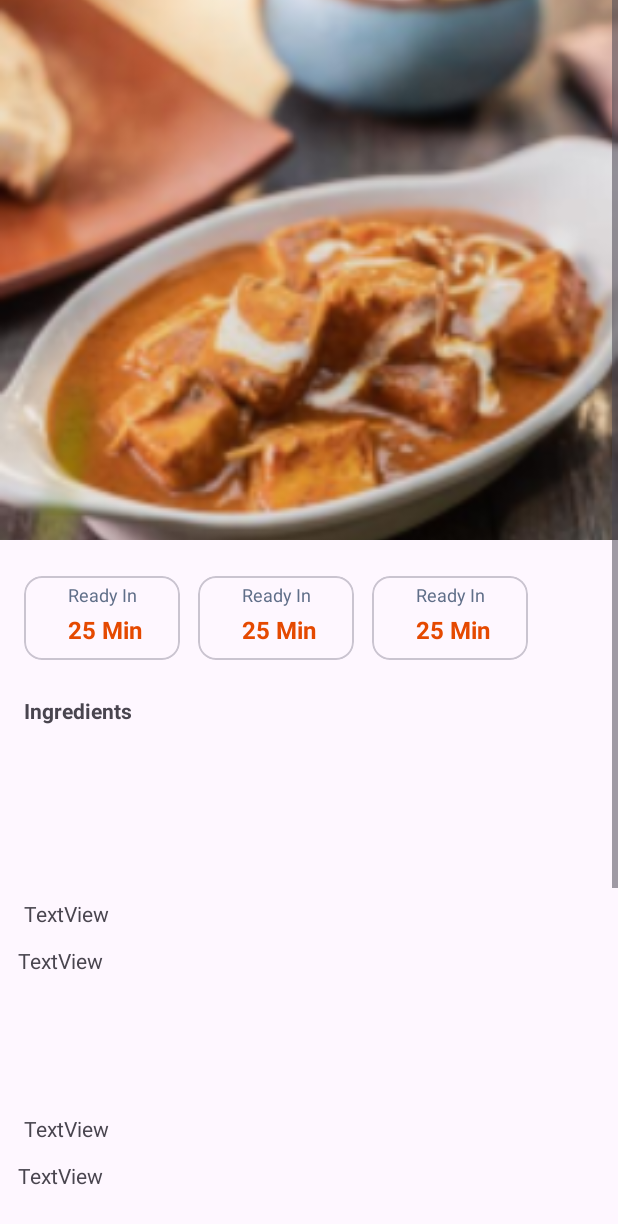
After one commit to UjjwalRana12/recipe, an Android app: the RecipeView screen opened directly, with no data from a screen before it, on a phone screen of 412 x 824 dp. The commit adds this screen. Shown: the top 1224 px of the screen. Run offline under Robolectric (Android 15) with nearby library versions, the phone set to English and light mode, and no system bars.

Commit message:
expanded recycler view created

```diff
--- a/app/src/main/AndroidManifest.xml
+++ b/app/src/main/AndroidManifest.xml
@@ -13,6 +13,9 @@
         android:theme="@style/Theme.Recipe"
         tools:targetApi="31">
         <activity
+            android:name=".view.RecipeView"
+            android:exported="false" />
+        <activity
             android:name=".view.MainActivity"
             android:exported="true">
             <intent-filter>
--- /dev/null
+++ b/app/src/main/java/com/android/recipe/model/ExpandableItem.kt
@@ -0,0 +1,7 @@
+package com.android.recipe.model
+
+data class ExpandableItem(
+    val heading:String,
+    val about:String,
+    var isExpandable:Boolean = false
+)
--- /dev/null
+++ b/app/src/main/java/com/android/recipe/view/RecipeView.kt
@@ -0,0 +1,61 @@
+package com.android.recipe.view
+
+import android.os.Build
+import androidx.appcompat.app.AppCompatActivity
+import android.os.Bundle
+import android.view.View
+import androidx.core.content.ContextCompat
+import androidx.recyclerview.widget.LinearLayoutManager
+import androidx.recyclerview.widget.RecyclerView
+import com.android.recipe.R
+import com.android.recipe.model.ExpandableItem
+import com.android.recipe.view.adapter.ExpandableAdapter
+
+
+class RecipeView : AppCompatActivity() {
+    override fun onCreate(savedInstanceState: Bundle?) {
+        super.onCreate(savedInstanceState)
+        setContentView(R.layout.activity_recipe_view)
+        setStatusBarColor()
+
+        val dummy = listOf(
+            ExpandableItem(
+                "nutrients",
+                "Lorem ipsum dolor sit amet consectetur. Sagittis facilisis aliquet aenean lorem ullamcorper et. Risus lectus id sed fermentum in. At porta sed ut lorem volutpat elementum mi sollicitudin. Laoreet tempor nullam velit dui amet mauris sed ac sem."
+            ),
+            ExpandableItem(
+                "nutrients",
+                "Lorem ipsum dolor sit amet consectetur. Sagittis facilisis aliquet aenean lorem ullamcorper et. Risus lectus id sed fermentum in. At porta sed ut lorem volutpat elementum mi sollicitudin. Laoreet tempor nullam velit dui amet mauris sed ac sem."
+            ),
+            ExpandableItem(
+                "nutrients",
+                "Lorem ipsum dolor sit amet consectetur. Sagittis facilisis aliquet aenean lorem ullamcorper et. Risus lectus id sed fermentum in. At porta sed ut lorem volutpat elementum mi sollicitudin. Laoreet tempor nullam velit dui amet mauris sed ac sem."
+            ),
+            ExpandableItem(
+                "nutrients",
+                "Lorem ipsum dolor sit amet consectetur. Sagittis facilisis aliquet aenean lorem ullamcorper et. Risus lectus id sed fermentum in. At porta sed ut lorem volutpat elementum mi sollicitudin. Laoreet tempor nullam velit dui amet mauris sed ac sem."
+            ),
+            ExpandableItem(
+                "nutrients",
+                "Lorem ipsum dolor sit amet consectetur. Sagittis facilisis aliquet aenean lorem ullamcorper et. Risus lectus id sed fermentum in. At porta sed ut lorem volutpat elementum mi sollicitudin. Laoreet tempor nullam velit dui amet mauris sed ac sem."
+            ),
+
+        )
+
+        val expandableAdapter = ExpandableAdapter(dummy)
+        val expandable_rv = findViewById<RecyclerView>(R.id.expandable_recyclerview)
+        expandable_rv.layoutManager = LinearLayoutManager(this)
+        expandable_rv.adapter = expandableAdapter
+    }
+
+    private fun setStatusBarColor() {
+        window?.apply {
+            var statusBarColor = ContextCompat.getColor(this@RecipeView, R.color.white)
+            this.statusBarColor = statusBarColor
+            if (Build.VERSION.SDK_INT >= Build.VERSION_CODES.M) {
+                decorView.systemUiVisibility = View.SYSTEM_UI_FLAG_LIGHT_STATUS_BAR
+            }
+        }
+    }
+
+}
--- a/app/src/main/java/com/android/recipe/view/adapter/AllRecipeAdapter.kt
+++ b/app/src/main/java/com/android/recipe/view/adapter/AllRecipeAdapter.kt
@@ -13,6 +13,7 @@ import com.bumptech.glide.Glide
 
 class AllRecipeAdapter(private val list: List<RecipeItem>) : RecyclerView.Adapter<AllRecipeAdapter.ItemViewHolder>() {
 
+    var onItemClick:((RecipeItem)->Unit)? = null
     class ItemViewHolder(itemView: View) : RecyclerView.ViewHolder(itemView) {
         val recipeImage:ImageView=itemView.findViewById(R.id.recipeImage)
         val recipeName: TextView = itemView.findViewById(R.id.recipetvname)
@@ -35,6 +36,10 @@ class AllRecipeAdapter(private val list: List<RecipeItem>) : RecyclerView.Adapte
 //            .into(holder.recipeImage)
 
         holder.recipeImage.setImageResource(currentItem.imageUrl)
+
+        holder.itemView.setOnClickListener {
+        onItemClick?.invoke(currentItem)
+        }
     }
 
     override fun getItemCount() = list.size
--- /dev/null
+++ b/app/src/main/java/com/android/recipe/view/adapter/ExpandableAdapter.kt
@@ -0,0 +1,85 @@
+package com.android.recipe.view.adapter
+
+import android.view.LayoutInflater
+import android.view.View
+import android.view.ViewGroup
+import android.widget.ImageView
+import android.widget.TextView
+import androidx.constraintlayout.widget.ConstraintLayout
+import androidx.recyclerview.widget.RecyclerView
+import com.android.recipe.R
+import com.android.recipe.model.ExpandableItem
+import com.android.recipe.model.RecipeItem
+import com.bumptech.glide.Glide
+
+class ExpandableAdapter(private val itemList: List<ExpandableItem>) : RecyclerView.Adapter<ExpandableAdapter.ItemViewHolder>() {
+
+    class ItemViewHolder(itemView: View) : RecyclerView.ViewHolder(itemView) {
+
+        val heading: TextView = itemView.findViewById(R.id.heading)
+        val desc: TextView = itemView.findViewById(R.id.expandabletv)
+        val constraint:ConstraintLayout=itemView.findViewById(R.id.newConstraint)
+
+        fun collapseExpandedView(){
+            desc.visibility=View.GONE
+        }
+    }
+
+
+
+    override fun onCreateViewHolder(parent: ViewGroup, viewType: Int): ItemViewHolder {
+        val itemView = LayoutInflater.from(parent.context).inflate(R.layout.expandable_view, parent, false)
+        return ItemViewHolder(itemView)
+    }
+
+    override fun onBindViewHolder(holder: ItemViewHolder, position: Int) {
+        val currentItem = itemList[position]
+        holder.heading.text = currentItem.heading
+        holder.desc.text=currentItem.about
+
+        val isExpandable:Boolean=currentItem.isExpandable
+        holder.desc.visibility=if(isExpandable) View.VISIBLE else View.GONE
+
+        holder.constraint.setOnClickListener {
+            isAnyItemExpanded(position)
+            currentItem.isExpandable=!currentItem.isExpandable
+            notifyItemChanged(position)
+        }
+
+
+
+
+//        Glide.with(holder.itemView.context)
+//            .load(currentItem.imageUrl)
+//
+//            .into(holder.recipeImage)
+
+    }
+
+    private fun isAnyItemExpanded(position: Int) {
+        val temp=itemList.indexOfFirst {
+            it.isExpandable
+        }
+
+        if(temp>=0&&temp!=position){
+            itemList[temp].isExpandable=false
+            notifyItemChanged(temp,0)
+        }
+
+    }
+
+    override fun onBindViewHolder(
+        holder: ItemViewHolder,
+        position: Int,
+        payloads: MutableList<Any>
+    ) {
+        if(payloads.isNotEmpty() && payloads[0]==0){
+                holder.collapseExpandedView()
+        }else{
+            super.onBindViewHolder(holder, position, payloads)
+        }
+
+    }
+
+    override fun getItemCount() = itemList.size
+}
--- /dev/null
+++ b/app/src/main/res/drawable/baseline_arrow_drop_down_circle_24.xml
@@ -0,0 +1,5 @@
+<vector android:height="24dp" android:tint="#0E0D0D"
+    android:viewportHeight="24" android:viewportWidth="24"
+    android:width="24dp" xmlns:android="http://schemas.android.com/apk/res/android">
+    <path android:fillColor="@android:color/white" android:pathData="M12,2C6.48,2 2,6.48 2,12s4.48,10 10,10 10,-4.48 10,-10S17.52,2 12,2zM12,14l-4,-4h8l-4,4z"/>
+</vector>
--- /dev/null
+++ b/app/src/main/res/layout/activity_recipe_view.xml
@@ -0,0 +1,245 @@
+<?xml version="1.0" encoding="utf-8"?>
+<androidx.constraintlayout.widget.ConstraintLayout xmlns:android="http://schemas.android.com/apk/res/android"
+    xmlns:app="http://schemas.android.com/apk/res-auto"
+    xmlns:tools="http://schemas.android.com/tools"
+    android:layout_width="match_parent"
+    android:layout_height="match_parent"
+    tools:context=".view.RecipeView">
+
+    <ScrollView
+        android:layout_width="match_parent"
+        android:layout_height="match_parent"
+        app:layout_constraintEnd_toEndOf="parent"
+        app:layout_constraintStart_toStartOf="parent"
+        app:layout_constraintTop_toTopOf="parent" >
+
+
+    <androidx.constraintlayout.widget.ConstraintLayout
+        android:id="@+id/constraintLayout"
+        android:layout_width="match_parent"
+        android:layout_height="match_parent"
+        app:layout_constraintBottom_toBottomOf="parent"
+        app:layout_constraintEnd_toEndOf="parent"
+        app:layout_constraintStart_toStartOf="parent"
+        app:layout_constraintTop_toTopOf="parent">
+
+        <TextView
+            android:id="@+id/textView12"
+            android:layout_width="wrap_content"
+            android:layout_height="wrap_content"
+            android:layout_marginTop="12dp"
+
+            android:text="TextView"
+            app:layout_constraintEnd_toEndOf="@+id/textView10"
+            app:layout_constraintHorizontal_bias="0.0"
+            app:layout_constraintStart_toStartOf="@+id/textView10"
+            app:layout_constraintTop_toBottomOf="@+id/textView11" />
+
+        <TextView
+            android:id="@+id/textView11"
+            android:layout_width="match_parent"
+            android:layout_height="100dp"
+
+            android:layout_margin="12dp"
+            android:text="TextView"
+            app:layout_constraintEnd_toEndOf="parent"
+
+            app:layout_constraintHorizontal_bias="0.347"
+            app:layout_constraintStart_toStartOf="parent"
+            app:layout_constraintTop_toBottomOf="@+id/textView10"
+            app:layout_goneMarginTop="12dp" />
+
+        <TextView
+            android:id="@+id/textView10"
+            android:layout_width="wrap_content"
+            android:layout_height="wrap_content"
+            android:layout_marginTop="8dp"
+            android:text="TextView"
+            app:layout_constraintEnd_toEndOf="parent"
+            app:layout_constraintHorizontal_bias="0.045"
+            app:layout_constraintStart_toStartOf="parent"
+            app:layout_constraintTop_toBottomOf="@+id/recyclerView" />
+
+        <ImageView
+            android:id="@+id/imageView"
+            android:layout_width="match_parent"
+            android:layout_height="360dp"
+            android:scaleType="centerCrop"
+            android:src="@drawable/paneer"
+            app:layout_constraintEnd_toEndOf="parent"
+            app:layout_constraintStart_toStartOf="parent"
+            app:layout_constraintTop_toTopOf="parent" />
+
+        <com.google.android.material.card.MaterialCardView
+            android:id="@+id/materialCardView"
+            android:layout_width="104dp"
+            android:layout_height="56dp"
+            android:layout_marginStart="16dp"
+            android:layout_marginTop="24dp"
+            app:layout_constraintStart_toStartOf="parent"
+            app:layout_constraintTop_toBottomOf="@+id/imageView">
+
+            <androidx.constraintlayout.widget.ConstraintLayout
+                android:layout_width="match_parent"
+                android:layout_height="match_parent">
+
+                <TextView
+                    android:id="@+id/textView5"
+                    android:layout_width="wrap_content"
+                    android:layout_height="wrap_content"
+                    android:layout_marginTop="4dp"
+                    android:text="Ready In"
+                    android:textColor="#606F89"
+                    android:textSize="12sp"
+                    app:layout_constraintEnd_toEndOf="parent"
+                    app:layout_constraintStart_toStartOf="parent"
+                    app:layout_constraintTop_toTopOf="parent" />
+
+                <TextView
+                    android:id="@+id/textView6"
+                    android:layout_width="wrap_content"
+                    android:layout_height="wrap_content"
+                    android:layout_marginTop="4dp"
+                    android:text="25 Min"
+                    android:textColor="@color/primary_color"
+                    android:textSize="16sp"
+                    android:textStyle="bold"
+                    app:layout_constraintEnd_toEndOf="@+id/textView5"
+                    app:layout_constraintHorizontal_bias="0.0"
+                    app:layout_constraintStart_toStartOf="@+id/textView5"
+                    app:layout_constraintTop_toBottomOf="@+id/textView5" />
+            </androidx.constraintlayout.widget.ConstraintLayout>
+        </com.google.android.material.card.MaterialCardView>
+
+        <com.google.android.material.card.MaterialCardView
+            android:id="@+id/materialCardView2"
+            android:layout_width="104dp"
+            android:layout_height="56dp"
+            android:layout_marginStart="12dp"
+            android:layout_marginTop="24dp"
+            app:layout_constraintStart_toEndOf="@+id/materialCardView"
+            app:layout_constraintTop_toBottomOf="@+id/imageView">
+
+            <androidx.constraintlayout.widget.ConstraintLayout
+                android:layout_width="match_parent"
+                android:layout_height="match_parent">
+
+                <TextView
+                    android:id="@+id/textView51"
+                    android:layout_width="wrap_content"
+                    android:layout_height="wrap_content"
+                    android:layout_marginTop="4dp"
+                    android:text="Ready In"
+                    android:textColor="#606F89"
+                    android:textSize="12sp"
+                    app:layout_constraintEnd_toEndOf="parent"
+                    app:layout_constraintStart_toStartOf="parent"
+                    app:layout_constraintTop_toTopOf="parent" />
+
+                <TextView
+                    android:id="@+id/textView61"
+                    android:layout_width="wrap_content"
+                    android:layout_height="wrap_content"
+                    android:layout_marginTop="4dp"
+                    android:text="25 Min"
+                    android:textColor="@color/primary_color"
+                    android:textSize="16sp"
+                    android:textStyle="bold"
+                    app:layout_constraintEnd_toEndOf="@+id/textView51"
+                    app:layout_constraintHorizontal_bias="0.0"
+                    app:layout_constraintStart_toStartOf="@+id/textView51"
+                    app:layout_constraintTop_toBottomOf="@+id/textView51" />
+            </androidx.constraintlayout.widget.ConstraintLayout>
+        </com.google.android.material.card.MaterialCardView>
+
+        <com.google.android.material.card.MaterialCardView
+            android:id="@+id/materialCardView3"
+            android:layout_width="104dp"
+            android:layout_height="56dp"
+            android:layout_marginStart="12dp"
+            android:layout_marginTop="24dp"
+            app:layout_constraintStart_toEndOf="@+id/materialCardView2"
+            app:layout_constraintTop_toBottomOf="@+id/imageView">
+
+            <androidx.constraintlayout.widget.ConstraintLayout
+                android:layout_width="match_parent"
+                android:layout_height="match_parent">
+
+                <TextView
+                    android:id="@+id/textView52"
+                    android:layout_width="wrap_content"
+                    android:layout_height="wrap_content"
+                    android:layout_marginTop="4dp"
+                    android:text="Ready In"
+                    android:textColor="#606F89"
+                    android:textSize="12sp"
+                    app:layout_constraintEnd_toEndOf="parent"
+                    app:layout_constraintStart_toStartOf="parent"
+                    app:layout_constraintTop_toTopOf="parent" />
+
+                <TextView
+                    android:id="@+id/textView62"
+                    android:layout_width="wrap_content"
+                    android:layout_height="wrap_content"
+                    android:layout_marginTop="4dp"
+                    android:text="25 Min"
+                    android:textColor="@color/primary_color"
+                    android:textSize="16sp"
+                    android:textStyle="bold"
+                    app:layout_constraintEnd_toEndOf="@+id/textView52"
+                    app:layout_constraintHorizontal_bias="0.0"
+                    app:layout_constraintStart_toStartOf="@+id/textView52"
+                    app:layout_constraintTop_toBottomOf="@+id/textView52" />
+            </androidx.constraintlayout.widget.ConstraintLayout>
+        </com.google.android.material.card.MaterialCardView>
+
+        <TextView
+            android:id="@+id/textView8"
+            android:layout_width="wrap_content"
+            android:layout_height="wrap_content"
+            android:layout_marginTop="24dp"
+            android:text="Ingredients"
+            android:textSize="14sp"
+            android:textStyle="bold"
+            app:layout_constraintEnd_toEndOf="@+id/materialCardView3"
+            app:layout_constraintHorizontal_bias="0.0"
+            app:layout_constraintStart_toStartOf="@+id/materialCardView"
+            app:layout_constraintTop_toBottomOf="@+id/materialCardView2" />
+
+        <androidx.recyclerview.widget.RecyclerView
+            android:id="@+id/recyclerView"
+            android:layout_width="0dp"
+            android:layout_height="108dp"
+            app:layout_constraintEnd_toEndOf="parent"
+            app:layout_constraintStart_toStartOf="parent"
+            app:layout_constraintTop_toBottomOf="@+id/textView8" />
+
+        <TextView
+            android:id="@+id/textView9"
+
+            android:layout_width="match_parent"
+            android:layout_height="100dp"
+
+            android:layout_margin="12dp"
+            android:layout_marginTop="24dp"
+            android:text="TextView"
+            app:layout_constraintEnd_toEndOf="@+id/textView12"
+            app:layout_constraintStart_toStartOf="@+id/textView12"
+            app:layout_constraintTop_toBottomOf="@+id/textView12" />
+
+        <androidx.recyclerview.widget.RecyclerView
+            android:id="@+id/expandable_recyclerview"
+            android:layout_width="match_parent"
+            android:layout_height="wrap_content"
+            android:layout_marginTop="36dp"
+            app:layout_constraintEnd_toEndOf="parent"
+            app:layout_constraintHorizontal_bias="0.0"
+            app:layout_constraintStart_toStartOf="parent"
+            app:layout_constraintTop_toBottomOf="@+id/textView9" />
+
+    </androidx.constraintlayout.widget.ConstraintLayout>
+
+    </ScrollView>
+
+
+</androidx.constraintlayout.widget.ConstraintLayout>
```
Also changed, not shown: app/src/main/java/com/android/recipe/view/fragment/Home.kt (+7 -0 lines), app/src/main/res/drawable/gradient_color.xml (+6 -3 lines), app/src/main/res/layout/expandable_view.xml (added, +74 -0 lines), app/src/main/res/layout/recipe_layout.xml (+23 -3 lines).
